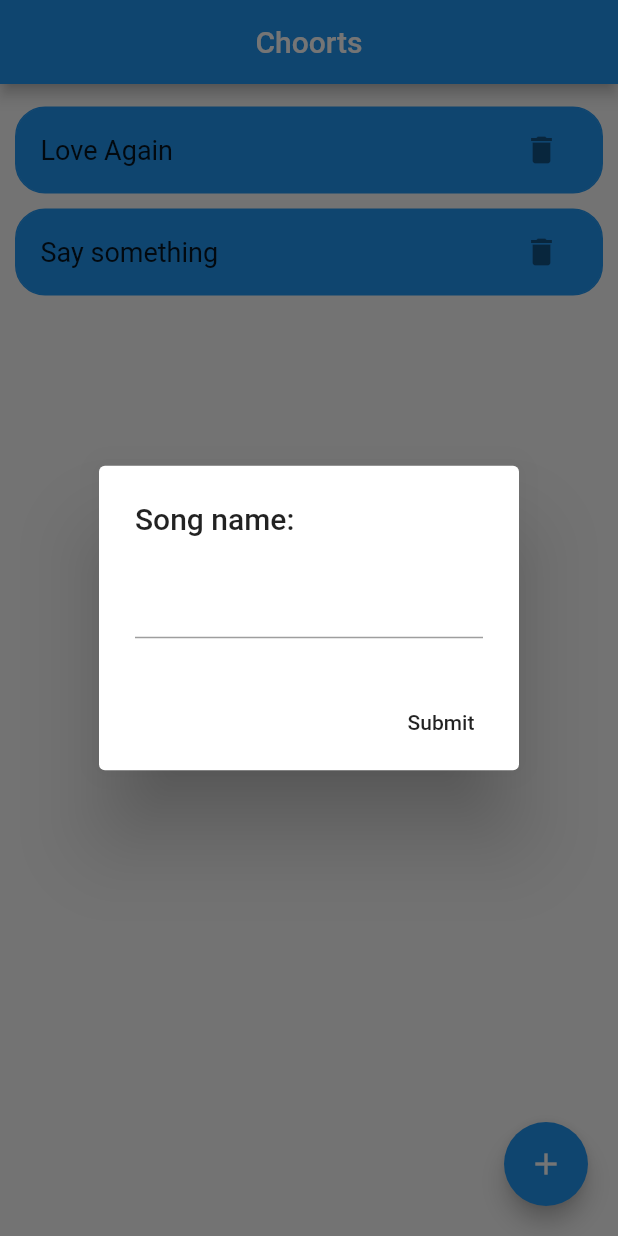
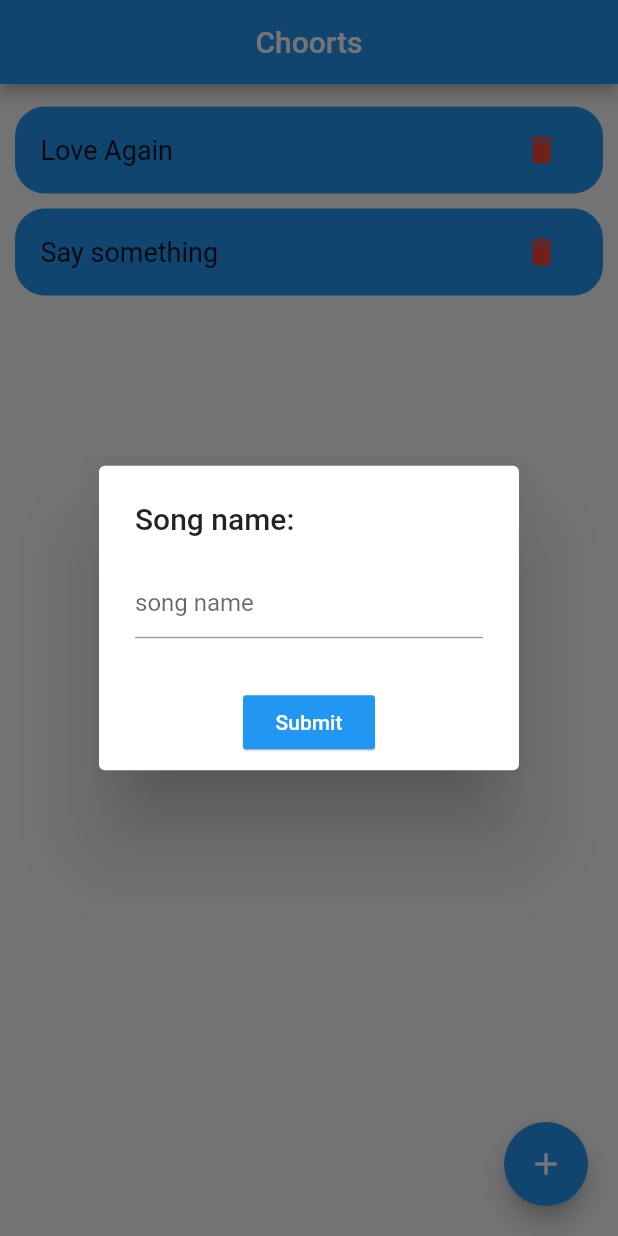
Before and after one commit to ZuchowskiM/Choorts, a Flutter app: the screen it shows after launch, after a tap on the "add" icon, on a phone screen of 412 x 824 dp. Run offline on Flutter 3.47's test engine with Material 2 defaults, Android fonts, the light colour scheme and no system bars; our stand-ins replace sqflite; accounts and stored records are empty.

Commit message:
some styling fixes to main screen

```diff
--- a/lib/main.dart
+++ b/lib/main.dart
@@ -54,12 +54,15 @@ class _SongListState extends State<SongList> {
       return AlertDialog(
         title: Text("Song name:"),
         content: TextField(
+          decoration: InputDecoration(hintText: "song name"),
           controller: customController,
         ),
         actions: <Widget>[
-          MaterialButton(
+          Center(
+            child: MaterialButton(
+              color: Colors.blue,
               elevation: 0.5,
-            child: Text("Submit"),
+              child: Text("Submit", style: TextStyle(color: Colors.white),),
               onPressed: (){
                 Song songToAdd = Song(customController.text.toString(), "default");
 
@@ -68,7 +71,8 @@ class _SongListState extends State<SongList> {
                 });
                 Navigator.of(context).pop(customController.text.toString());
               }
-            ,)
+              ,),
+          )
         ],
       );
     });
@@ -145,6 +149,7 @@ class _SongListState extends State<SongList> {
       title: new Text(song.name, style: _biggerFont),
       trailing: Container(
         child: IconButton(
+          color: Colors.red,
           icon: Icon(Icons.delete),
           onPressed: () {
           setState(() {
```
Lines whose indentation alone changed are shown as unchanged.
